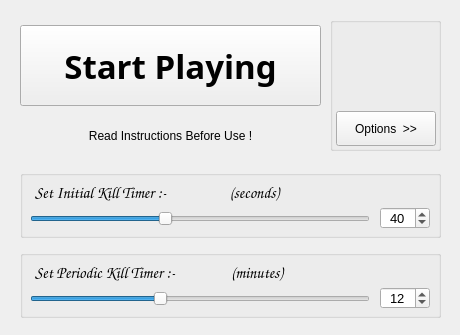
This is gui_main.ui in frak0d/BLauncher as Qt 5 draws it before an edit. The edited form follows.
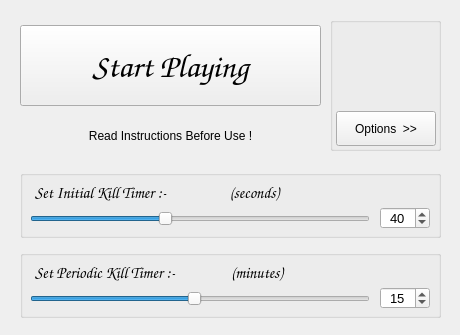
This is the edited form. Icons and pictures are not drawn.

Diff of the .ui file:
```diff
--- a/gui_main.ui
+++ b/gui_main.ui
@@ -55,11 +55,11 @@
    </property>
    <property name="font">
     <font>
-     <family>Courgette</family>
+     <family>Comic Sans MS</family>
      <pointsize>25</pointsize>
-     <weight>75</weight>
+     <weight>50</weight>
      <italic>false</italic>
-     <bold>true</bold>
+     <bold>false</bold>
      <underline>false</underline>
      <strikeout>false</strikeout>
      <stylestrategy>PreferAntialias</stylestrategy>
@@ -251,10 +251,10 @@
      <number>5</number>
     </property>
     <property name="value">
-     <number>12</number>
+     <number>15</number>
     </property>
     <property name="sliderPosition">
-     <number>12</number>
+     <number>15</number>
     </property>
     <property name="orientation">
      <enum>Qt::Horizontal</enum>
@@ -314,7 +314,7 @@
      <enum>QAbstractSpinBox::DefaultStepType</enum>
     </property>
     <property name="value">
-     <double>12.000000000000000</double>
+     <double>15.000000000000000</double>
     </property>
    </widget>
    <widget class="QLabel" name="label_5">
```
Left out of the diff: 108 changed lines with no effect on the pictures.
